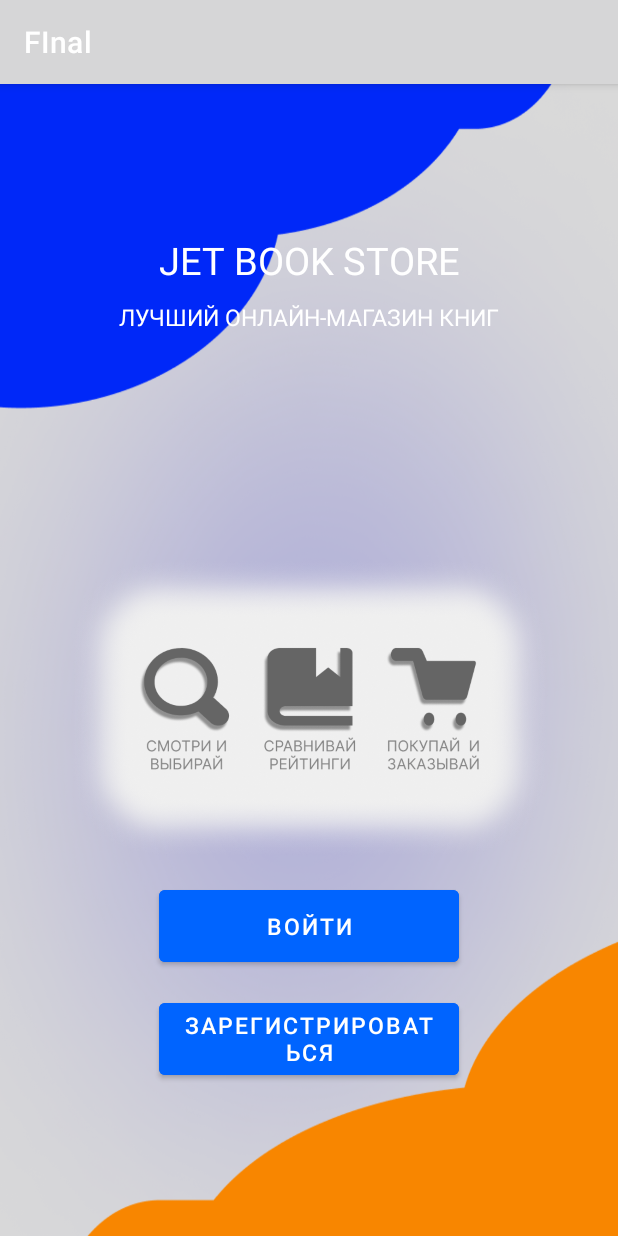
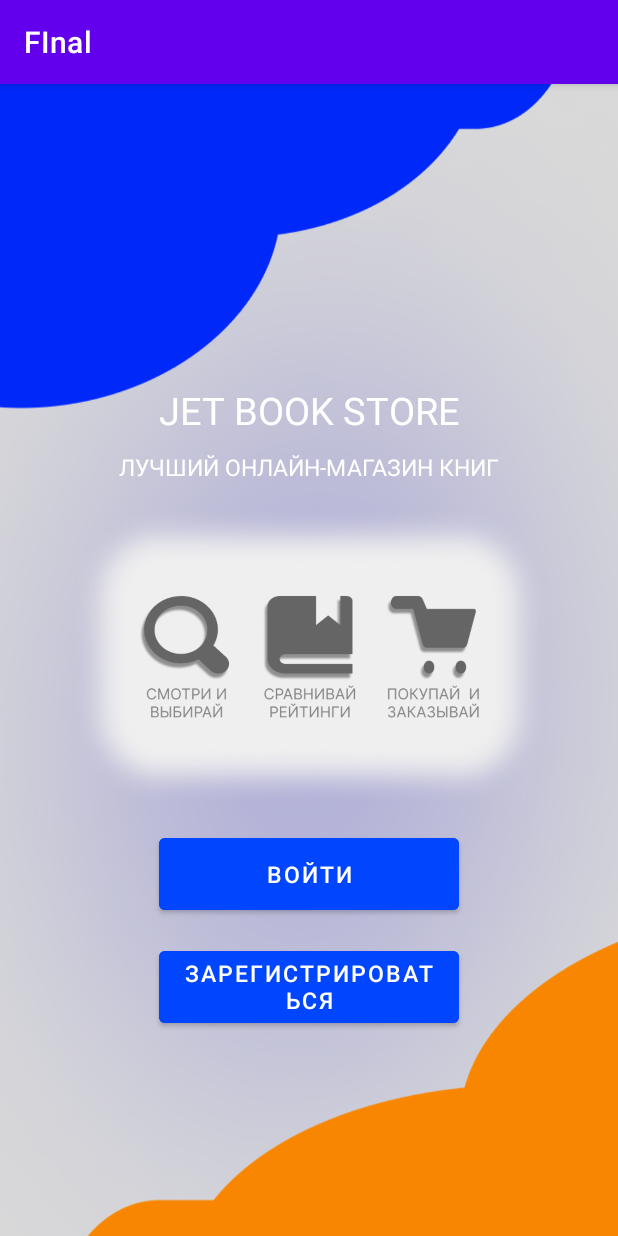
Before and after one commit to Rassu1/KBTU_android, an Android app: the screen it shows after launch (MainActivity), on a phone screen of 412 x 824 dp. Run offline under Robolectric (Android 15) with nearby library versions, the phone set to English and light mode, and no system bars.

Commit message:
Completetd main page

```diff
--- a/FInal/app/src/main/res/layout/activity_main.xml
+++ b/FInal/app/src/main/res/layout/activity_main.xml
@@ -18,7 +18,7 @@
         app:layout_constraintEnd_toEndOf="parent"
         app:layout_constraintStart_toStartOf="parent"
         app:layout_constraintTop_toTopOf="parent"
-        android:layout_marginTop="100dp"
+        android:layout_marginTop="200dp"
         />
 
     <TextView
@@ -39,7 +39,7 @@
         android:id="@+id/main_page_central_photo"
         android:layout_width="600dp"
         android:layout_height="200dp"
-        android:layout_marginTop="150dp"
+        android:layout_marginTop="15dp"
         android:src="@drawable/main_page_photo_2"
         app:layout_constraintEnd_toEndOf="parent"
         app:layout_constraintStart_toStartOf="parent"
@@ -54,6 +54,7 @@
         android:layout_marginTop="15dp"
         android:text="@string/Sign_in"
         android:textSize="15sp"
+        android:textColor="@color/white"
         app:layout_constraintEnd_toEndOf="parent"
         app:layout_constraintStart_toStartOf="parent"
         app:layout_constraintTop_toBottomOf="@+id/main_page_central_photo"
@@ -67,6 +68,7 @@
         android:layout_marginTop="15dp"
         android:text="@string/Registr_text"
         android:textSize="15sp"
+        android:textColor="@color/white"
         app:layout_constraintEnd_toEndOf="parent"
         app:layout_constraintStart_toStartOf="parent"
         app:layout_constraintTop_toBottomOf="@+id/sign_in_button"
--- a/FInal/app/src/main/res/values/colors.xml
+++ b/FInal/app/src/main/res/values/colors.xml
@@ -2,16 +2,16 @@
 
 <resources>
     #custom
-    <color name="primary_color">#4BB5FF</color>
+    <color name="blue">#0046FF</color>
     <color name="light_gray">#A7A7A7</color>
     <color name="dark_gray">#6A6A6A</color>
     <color name="light_green">#6CFF00</color>
     #defualt
-    <color name="light_purple">#FFBB86FC</color>
-    <color name="purple">#FF6200EE</color>
-    <color name="blue">#0064ff</color>
-    <color name="teal">#00FFE0</color>
-    <color name="dark_teal">#FF018786</color>
+    <color name="purple_200">#FFBB86FC</color>
+    <color name="purple_500">#FF6200EE</color>
+    <color name="purple_700">#FF3700B3</color>
+    <color name="teal_200">#FF03DAC5</color>
+    <color name="teal_700">#FF018786</color>
     <color name="black">#FF000000</color>
     <color name="white">#FFFFFFFF</color>
 </resources>
```
